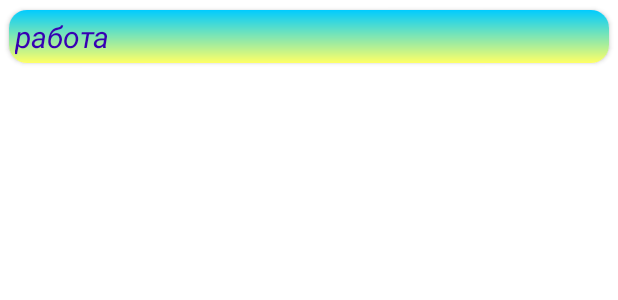
After one commit to AlexYach1973/OxfordDictionaries, an Android app: the layout quiz_recycler_item.xml on its own in the app's theme, with its tools: preview values and no code run, on a phone screen of 412 x 824 dp. The commit adds this screen. Shown: the top 300 px of the screen. Run offline under Robolectric (Android 15) with nearby library versions, the phone set to English and light mode, and no system bars.

Commit message:
ver.2 Implement Quiz Fragment

```diff
--- a/app/src/main/java/com/alexyach/kotlin/translator/ui/homepage/HomepageFragment.kt
+++ b/app/src/main/java/com/alexyach/kotlin/translator/ui/homepage/HomepageFragment.kt
@@ -8,6 +8,7 @@ import androidx.fragment.app.Fragment
 import com.alexyach.kotlin.translator.R
 import com.alexyach.kotlin.translator.databinding.FragmentHomepageBinding
 import com.alexyach.kotlin.translator.ui.listwords.ListWordsFragment
+import com.alexyach.kotlin.translator.ui.quiz.QuizFragment
 import com.alexyach.kotlin.translator.ui.translate.TranslateFragment
 
 class HomepageFragment : Fragment() {
@@ -45,7 +46,10 @@ class HomepageFragment : Fragment() {
             }
 
             quizFragmentBtn.setOnClickListener{
-
+                requireActivity().supportFragmentManager.beginTransaction()
+                    .replace(R.id.container, QuizFragment.newInstance())
+                    .addToBackStack("ListWordsFragment")
+                    .commit()
             }
 
         }
--- a/app/src/main/java/com/alexyach/kotlin/translator/ui/listwords/ListWordsAdapter.kt
+++ b/app/src/main/java/com/alexyach/kotlin/translator/ui/listwords/ListWordsAdapter.kt
@@ -1,15 +1,11 @@
 package com.alexyach.kotlin.translator.ui.listwords
 
-import android.util.Log
 import android.view.LayoutInflater
 import android.view.View
 import android.view.ViewGroup
-import androidx.recyclerview.widget.DiffUtil
-import androidx.recyclerview.widget.ListAdapter
 import androidx.recyclerview.widget.RecyclerView
 import com.alexyach.kotlin.translator.data.local.database.WordsEntityModel
 import com.alexyach.kotlin.translator.databinding.DatabaseRecyclerItemBinding
-import com.alexyach.kotlin.translator.domain.model.WordsDatabaseModel
 
 class ListWordsAdapter(
     private val dataList: List<WordsEntityModel>,
--- /dev/null
+++ b/app/src/main/res/drawable/ic_translate_menu.xml
@@ -0,0 +1,5 @@
+<vector android:height="24dp" android:tint="#FFFFFF66"
+    android:viewportHeight="24" android:viewportWidth="24"
+    android:width="24dp" xmlns:android="http://schemas.android.com/apk/res/android">
+    <path android:fillColor="@android:color/white" android:pathData="M12.87,15.07l-2.54,-2.51 0.03,-0.03c1.74,-1.94 2.98,-4.17 3.71,-6.53L17,6L17,4h-7L10,2L8,2v2L1,4v1.99h11.17C11.5,7.92 10.44,9.75 9,11.35 8.07,10.32 7.3,9.19 6.69,8h-2c0.73,1.63 1.73,3.17 2.98,4.56l-5.09,5.02L4,19l5,-5 3.11,3.11 0.76,-2.04zM18.5,10h-2L12,22h2l1.12,-3h4.75L21,22h2l-4.5,-12zM15.88,17l1.62,-4.33L19.12,17h-3.24z"/>
+</vector>
--- /dev/null
+++ b/app/src/main/res/layout/quiz_recycler_item.xml
@@ -0,0 +1,37 @@
+<?xml version="1.0" encoding="utf-8"?>
+<LinearLayout xmlns:android="http://schemas.android.com/apk/res/android"
+    xmlns:app="http://schemas.android.com/apk/res-auto"
+    android:layout_width="match_parent"
+    android:layout_height="wrap_content"
+    xmlns:tools="http://schemas.android.com/tools"
+    android:orientation="vertical">
+
+    <androidx.cardview.widget.CardView
+        android:layout_width="match_parent"
+        android:layout_height="wrap_content"
+        app:cardCornerRadius="12dp"
+        app:cardUseCompatPadding="true">
+
+        <LinearLayout
+            android:id="@+id/llQuizRecyclerItem"
+            android:layout_width="match_parent"
+            android:layout_height="match_parent"
+            android:background="@drawable/gradient_cardview"
+            android:orientation="horizontal">
+
+            <TextView
+                android:id="@+id/quizTextViewItem"
+                android:layout_width="match_parent"
+                android:layout_height="wrap_content"
+                android:padding="4dp"
+                android:textColor="@color/purple_700"
+                android:textSize="20sp"
+                android:textStyle="italic"
+                tools:text="работа"/>
+        </LinearLayout>
+
+
+    </androidx.cardview.widget.CardView>
+
+
+</LinearLayout>
--- a/app/src/main/res/values/colors.xml
+++ b/app/src/main/res/values/colors.xml
@@ -12,7 +12,9 @@
     <color name="gray_dark">#FF999999</color>
     <color name="yellow_dark">#FFFFFF66</color>
     <color name="yellow_light">#FFFFFFCC</color>
+    <color name="red_light">#FFAA6666</color>
+    <color name="red_dark">#FFFF0000</color>
 
-    <color name="purple_700_transparent">#993700B3</color>
+    <color name="purple_700_transparent">#AA3700B3</color>
     <color name="teal_200_transparent">#9903DAC5</color>
 </resources>
--- a/app/src/main/res/values/strings.xml
+++ b/app/src/main/res/values/strings.xml
@@ -13,6 +13,8 @@
     <!--    TranslateRecyclerItem-->
     <string name="translate">ПЕРЕКЛАД</string>
     <string name="uses">застосування</string>
-    <!-- TODO: Remove or change this placeholder text -->
-    <string name="hello_blank_fragment">Hello blank fragment</string>
+
+<!--    Menu-->
+    <string name="delete_all">видалити все</string>
+    <string name="to_translate_word">до перекладача</string>
 </resources>
--- a/app/src/main/res/values/themes.xml
+++ b/app/src/main/res/values/themes.xml
@@ -1,6 +1,6 @@
 <resources xmlns:tools="http://schemas.android.com/tools">
     <!-- Base application theme. -->
-    <style name="Theme.Translator" parent="Theme.MaterialComponents.DayNight.DarkActionBar">
+    <style name="Theme.Translator" parent="Theme.MaterialComponents.Light.NoActionBar">
         <!-- Primary brand color. -->
         <item name="colorPrimary">@color/purple_500</item>
         <item name="colorPrimaryVariant">@color/purple_700</item>
@@ -10,9 +10,19 @@
         <item name="colorSecondaryVariant">@color/teal_700</item>
         <item name="colorOnSecondary">@color/black</item>
         <!-- Status bar color. -->
-        <item name="android:statusBarColor" tools:targetApi="l">?attr/colorPrimaryVariant</item>
+        <item name="android:statusBarColor" >?attr/colorPrimaryVariant</item>
+
+        <!--        Цвет точек меню в своем ToolBar-->
+        <item name="actionOverflowButtonStyle">@style/actionOverflowButtonStyle</item>
         <!-- Customize your theme here. -->
     </style>
+
+    <!--        Цвет точек меню в своем ToolBar-->
+    <style name="actionOverflowButtonStyle"
+        parent="@style/Widget.AppCompat.ActionButton.Overflow">
+        <item name="android:tint">@color/yellow_dark</item>
+    </style>
+
 
 <!--     Стиль для Switch- Чомусь не працює-->
     <style name="Switch" parent="Theme.AppCompat.Light">
@@ -22,7 +32,7 @@
         <item name="colorControlActivated">@color/teal_200</item>
     </style>
 
-<!--    Style Homeoafe Fragment-->
+<!--    Style Homepage Fragment-->
     <style name="homePageButton">
         <item name="android:padding">8dp</item>
         <item name="android:textSize">26sp</item>
```
Also changed, not shown: app/src/main/java/com/alexyach/kotlin/translator/domain/model/QuizModel.kt (added, +8 -0 lines), app/src/main/java/com/alexyach/kotlin/translator/ui/listwords/ListWordsFragment.kt (+38 -3 lines), app/src/main/java/com/alexyach/kotlin/translator/ui/listwords/ListWordsViewModel.kt (+33 -2 lines), app/src/main/java/com/alexyach/kotlin/translator/ui/quiz/QuizAdapter.kt (added, +56 -0 lines), app/src/main/java/com/alexyach/kotlin/translator/ui/quiz/QuizFragment.kt (added, +94 -0 lines), app/src/main/java/com/alexyach/kotlin/translator/ui/quiz/QuizState.kt (added, +10 -0 lines), app/src/main/java/com/alexyach/kotlin/translator/ui/quiz/QuizViewModel.kt (added, +92 -0 lines), app/src/main/java/com/alexyach/kotlin/translator/ui/translate/TranslateFragment.kt (+10 -0 lines), app/src/main/java/com/alexyach/kotlin/translator/utils/Converters.kt (+16 -0 lines), app/src/main/res/drawable/gradient_error.xml (added, +11 -0 lines), app/src/main/res/layout/fragment_list_words.xml (+30 -10 lines), app/src/main/res/layout/fragment_quiz.xml (added, +48 -0 lines), app/src/main/res/menu/list_words_menu.xml (added, +15 -0 lines).
